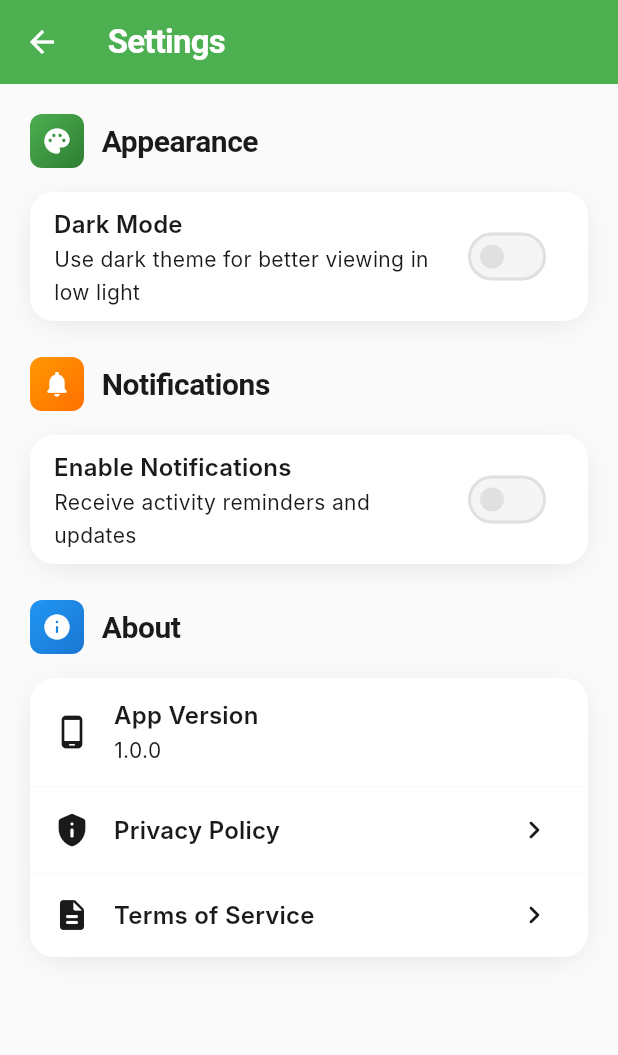
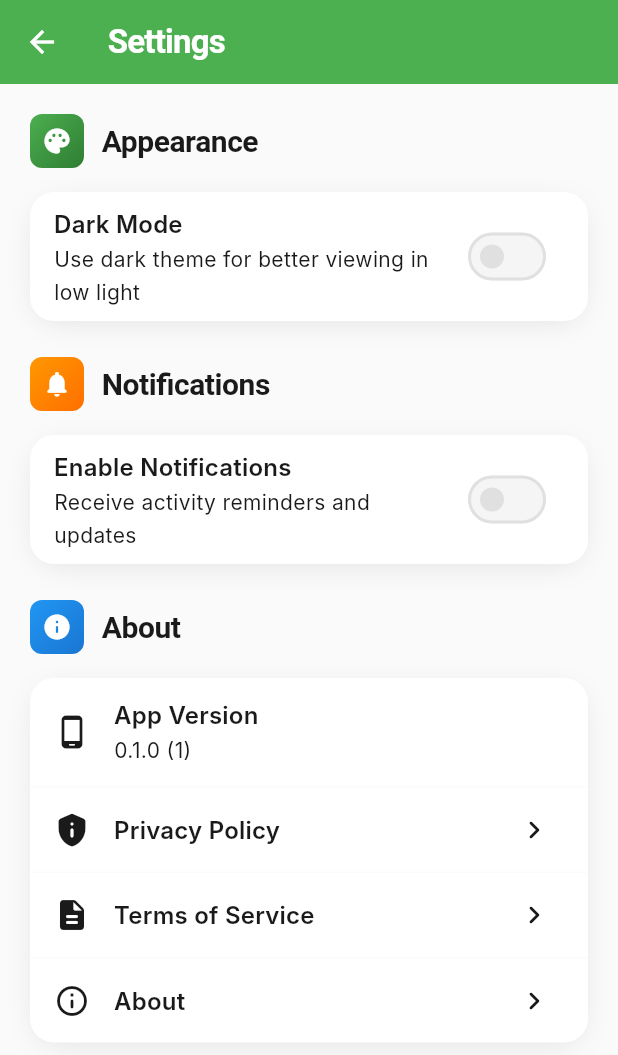
Before and after one commit to NickiMash17/fitquest-app, a Flutter app: the SettingsPage screen opened by its route, after a tap on "Enable Notifications", on a phone screen of 412 x 824 dp. Shown: the top 1055 px of the screen. Run offline on Flutter 3.47's test engine with Material 3 defaults, Android fonts, the phone set to English and light mode, and no system bars; our stand-ins replace cached_network_image, cloud_firestore, confetti, connectivity_plus, equatable, firebase_analytics and 14 more; accounts and stored records are empty; generated files the repository leaves out were written again; network calls fail; Roboto replaces fonts that are missing (Inter, Poppins).

Commit message:
feat: update UI and navigation
- Update settings page with legal links
- Update navigation and routing
- Improve quick actions section
- Update add activity page

```diff
--- a/lib/core/navigation/app_router.dart
+++ b/lib/core/navigation/app_router.dart
@@ -16,6 +16,9 @@ import 'package:fitquest/features/statistics/pages/statistics_page.dart';
 import 'package:fitquest/features/achievements/pages/achievements_page.dart';
 import 'package:fitquest/features/goals/pages/goals_page.dart';
 import 'package:fitquest/features/calendar/pages/calendar_page.dart';
+import 'package:fitquest/features/profile/pages/privacy_policy_page.dart';
+import 'package:fitquest/features/profile/pages/terms_of_service_page.dart';
+import 'package:fitquest/features/profile/pages/about_page.dart';
 
 class AppRouter {
   // Route names
@@ -33,6 +36,9 @@ class AppRouter {
   static const String achievements = '/achievements';
   static const String goals = '/goals';
   static const String calendar = '/calendar';
+  static const String privacyPolicy = '/privacy-policy';
+  static const String termsOfService = '/terms-of-service';
+  static const String about = '/about';
 
   // Navigation methods
   static void navigateAndReplace(BuildContext context, String routeName) {
@@ -46,8 +52,11 @@ class AppRouter {
     );
   }
 
-  static void navigate(BuildContext context, String routeName,
-      {Object? arguments,}) {
+  static void navigate(
+    BuildContext context,
+    String routeName, {
+    Object? arguments,
+  }) {
     Navigator.of(context).pushNamed(routeName, arguments: arguments);
   }
 
@@ -120,6 +129,21 @@ class AppRouter {
           direction: SlideDirection.left,
           child: CalendarPage(activities: activities),
         );
+      case privacyPolicy:
+        return SlidePageRoute(
+          direction: SlideDirection.left,
+          child: const PrivacyPolicyPage(),
+        );
+      case termsOfService:
+        return SlidePageRoute(
+          direction: SlideDirection.left,
+          child: const TermsOfServicePage(),
+        );
+      case about:
+        return SlidePageRoute(
+          direction: SlideDirection.left,
+          child: const AboutPage(),
+        );
       default:
         return MaterialPageRoute(
           builder: (_) => Scaffold(
--- a/lib/features/profile/pages/settings_page.dart
+++ b/lib/features/profile/pages/settings_page.dart
@@ -1,5 +1,6 @@
 import 'package:flutter/material.dart';
 import 'package:shared_preferences/shared_preferences.dart';
+import 'package:package_info_plus/package_info_plus.dart';
 import 'package:fitquest/core/constants/app_colors.dart';
 import 'package:fitquest/core/constants/app_spacing.dart';
 import 'package:fitquest/shared/widgets/premium_card.dart';
@@ -52,6 +53,15 @@ class _SettingsPageState extends State<SettingsPage> {
     setState(() {
       _notificationsEnabled = value;
     });
+  }
+
+  Future<String> _getVersion() async {
+    try {
+      final packageInfo = await PackageInfo.fromPlatform();
+      return '${packageInfo.version} (${packageInfo.buildNumber})';
+    } catch (e) {
+      return '1.0.0';
+    }
   }
 
   @override
@@ -204,11 +214,16 @@ class _SettingsPageState extends State<SettingsPage> {
                       color: Theme.of(context).colorScheme.onSurface,
                     ),
                   ),
-                  subtitle: Text(
-                    '1.0.0',
-                    style: TextStyle(
-                      color: Theme.of(context).colorScheme.onSurfaceVariant,
-                    ),
+                  subtitle: FutureBuilder<String>(
+                    future: _getVersion(),
+                    builder: (context, snapshot) {
+                      return Text(
+                        snapshot.data ?? '1.0.0',
+                        style: TextStyle(
+                          color: Theme.of(context).colorScheme.onSurfaceVariant,
+                        ),
+                      );
+                    },
                   ),
                 ),
                 Divider(
@@ -235,7 +250,7 @@ class _SettingsPageState extends State<SettingsPage> {
                     color: Theme.of(context).colorScheme.onSurfaceVariant,
                   ),
                   onTap: () {
-                    // TODO: Show privacy policy
+                    Navigator.of(context).pushNamed('/privacy-policy');
                   },
                 ),
                 Divider(
@@ -262,7 +277,34 @@ class _SettingsPageState extends State<SettingsPage> {
                     color: Theme.of(context).colorScheme.onSurfaceVariant,
                   ),
                   onTap: () {
-                    // TODO: Show terms of service
+                    Navigator.of(context).pushNamed('/terms-of-service');
+                  },
+                ),
+                Divider(
+                  height: 1,
+                  color: Theme.of(context)
+                      .colorScheme
+                      .outline
+                      .withValues(alpha: 0.12),
+                ),
+                ListTile(
+                  leading: Icon(
+                    Icons.info_outline_rounded,
+                    color: Theme.of(context).colorScheme.onSurfaceVariant,
+                  ),
+                  title: Text(
+                    'About',
+                    style: TextStyle(
+                      fontWeight: FontWeight.w600,
+                      color: Theme.of(context).colorScheme.onSurface,
+                    ),
+                  ),
+                  trailing: Icon(
+                    Icons.chevron_right_rounded,
+                    color: Theme.of(context).colorScheme.onSurfaceVariant,
+                  ),
+                  onTap: () {
+                    Navigator.of(context).pushNamed('/about');
                   },
                 ),
               ],
```
Also changed, not shown: lib/features/activities/pages/add_activity_page.dart (+66 -25 lines), lib/features/home/pages/main_navigation_page.dart (+36 -3 lines), lib/features/home/widgets/quick_actions_section.dart (+10 -4 lines).
